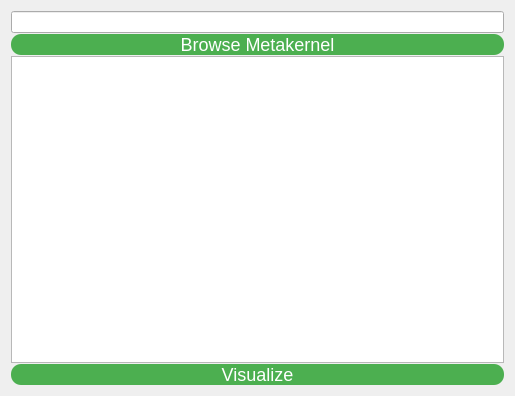
Qt form ui/design/ptr-editor.ui (esaSPICEservice/ess-plugin) before a commit.
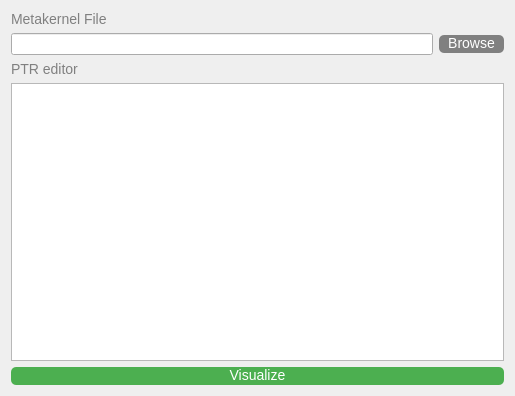
The same form after that commit.

Patch:
```diff
--- a/ui/design/ptr-editor.ui
+++ b/ui/design/ptr-editor.ui
@@ -14,41 +14,74 @@
    <string>PTR Editor</string>
   </property>
   <property name="styleSheet">
-   <string notr="true"> QPushButton {
-                background-color: #4CAF50;
-                color:white;
-                font-size:18px;
-                border:none;
-                border-radius:10px;
-            }
-            
-            QPushButton:hover {
-                background-color: #45a049;
-            }
-            
-            QPushButton:pressed {
-                background-color: #367c39;
+   <string notr="true">QPushButton {
+    background-color: #4CAF50;
+    color:white;
+    font-size:14px;
+    border:none;
+    border-radius:5px;
+    padding-right: 5px;
+    padding-left: 5px;
+    padding-bottom: 2px;
+}
 
-            }</string>
+QPushButton:hover {
+    background-color: #45a049;
+}
+
+QPushButton:pressed {
+    background-color: #367c39;
+}
+
+QLabel {
+    font-size: 14px;
+    color: gray;
+}</string>
   </property>
-  <layout class="QGridLayout" name="gridLayout">
-   <property name="verticalSpacing">
-    <number>1</number>
-   </property>
-   <item row="2" column="0">
-    <widget class="QPushButton" name="mkButton">
+  <layout class="QVBoxLayout" name="verticalLayout">
+   <item>
+    <widget class="QLabel" name="label">
      <property name="text">
-      <string>Browse Metakernel</string>
+      <string>Metakernel File</string>
      </property>
     </widget>
    </item>
-   <item row="3" column="0">
+   <item>
+    <layout class="QHBoxLayout" name="horizontalLayout">
+     <item>
+      <widget class="QLineEdit" name="mkInput"/>
+     </item>
+     <item>
+      <widget class="QPushButton" name="mkButton">
+       <property name="sizeIncrement">
+        <size>
+         <width>3</width>
+         <height>3</height>
+        </size>
+       </property>
+       <property name="styleSheet">
+        <string notr="true">QPushButton {
+	background-color: gray;
+}</string>
+       </property>
+       <property name="text">
+        <string> Browse </string>
+       </property>
+      </widget>
+     </item>
+    </layout>
+   </item>
+   <item>
+    <widget class="QLabel" name="label_2">
+     <property name="text">
+      <string>PTR editor</string>
+     </property>
+    </widget>
+   </item>
+   <item>
     <widget class="QTextEdit" name="ptrEditor"/>
    </item>
-   <item row="1" column="0">
-    <widget class="QLineEdit" name="mkInput"/>
-   </item>
-   <item row="4" column="0">
+   <item>
     <widget class="QPushButton" name="visualizeButton">
      <property name="text">
       <string>Visualize</string>
```
